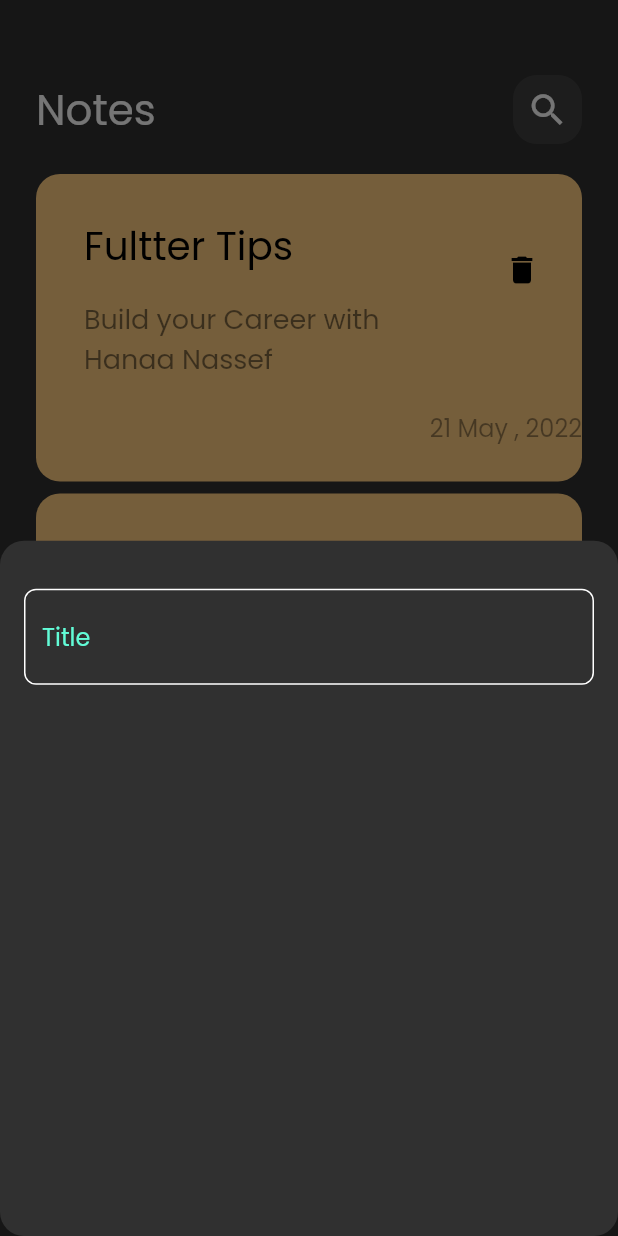
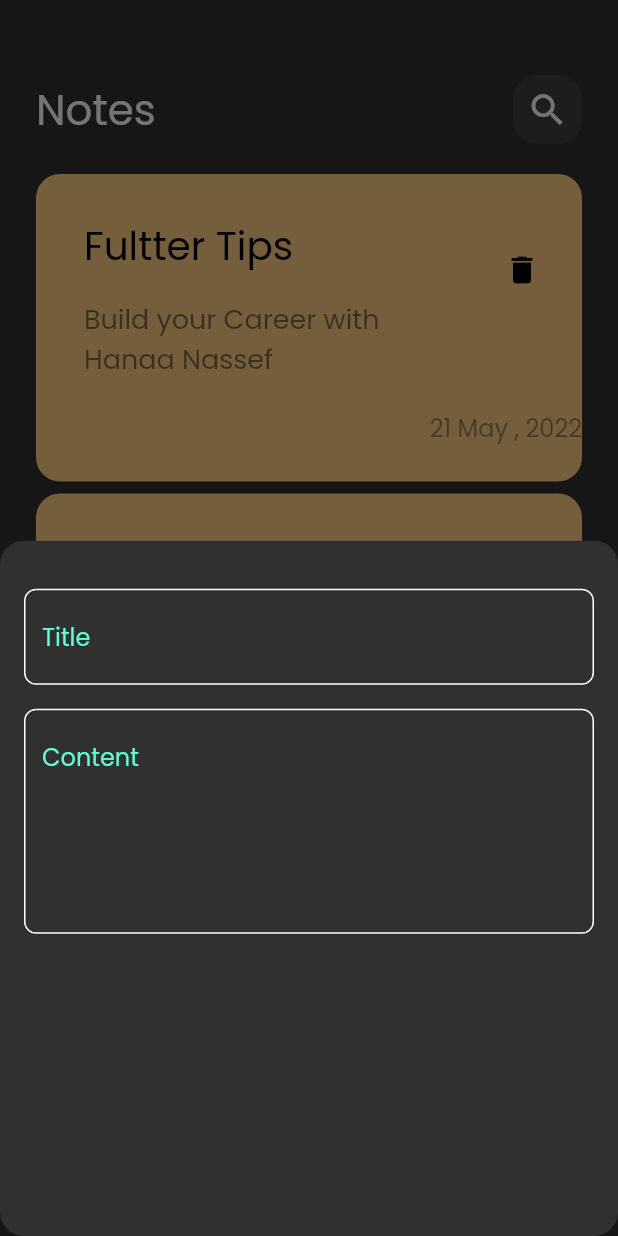
Before and after one commit to hanaa-2000/NoteApp, a Flutter app: the screen it shows after launch, after a tap on the "add" icon, on a phone screen of 412 x 824 dp. Run offline on Flutter 3.47's test engine with Material 2 defaults, Android fonts, the phone set to English and light mode, and no system bars.

Commit message:
Add sheet

```diff
--- a/lib/widgits/add_note_bottom_sheet.dart
+++ b/lib/widgits/add_note_bottom_sheet.dart
@@ -13,7 +13,14 @@ class AddNoteBottomSheet extends StatelessWidget {
         SizedBox(
           height: 32.0,
         ),
-        CustomTextField(),
+        CustomTextField(
+          hint: 'Title',
+
+        ),
+        SizedBox(
+          height: 16.0,
+        ),
+        CustomTextField(hint: 'Content' , maxLines: 5,)
       ],
     ),
     );
--- a/lib/widgits/custom_text_field.dart
+++ b/lib/widgits/custom_text_field.dart
@@ -2,14 +2,16 @@ import 'package:flutter/material.dart';
 import 'package:note_app/constant/constant.dart';
 
 class CustomTextField extends StatelessWidget {
-  const CustomTextField({Key? key}) : super(key: key);
-
+  const CustomTextField({Key? key, required this.hint, this.maxLines=1}) : super(key: key);
+final String hint;
+final int maxLines;
   @override
   Widget build(BuildContext context) {
     return TextField(
       cursorColor: kPrimaryColors,
+     maxLines: maxLines,
      decoration: InputDecoration(
-       hintText: 'Title',
+       hintText: hint ,
        hintStyle: const TextStyle(
          color: kPrimaryColors,
        ),
```
